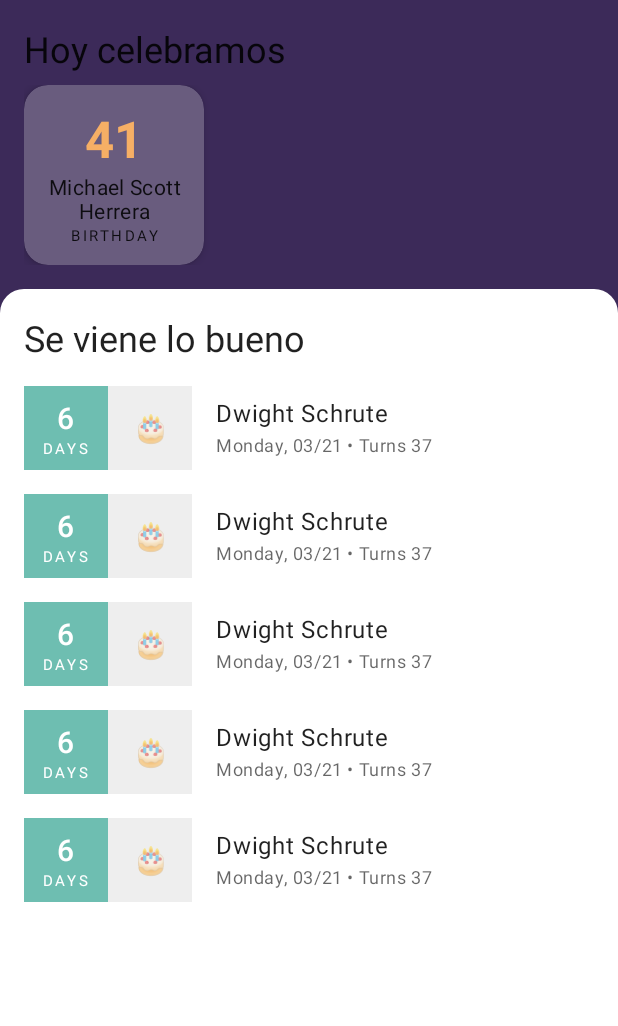
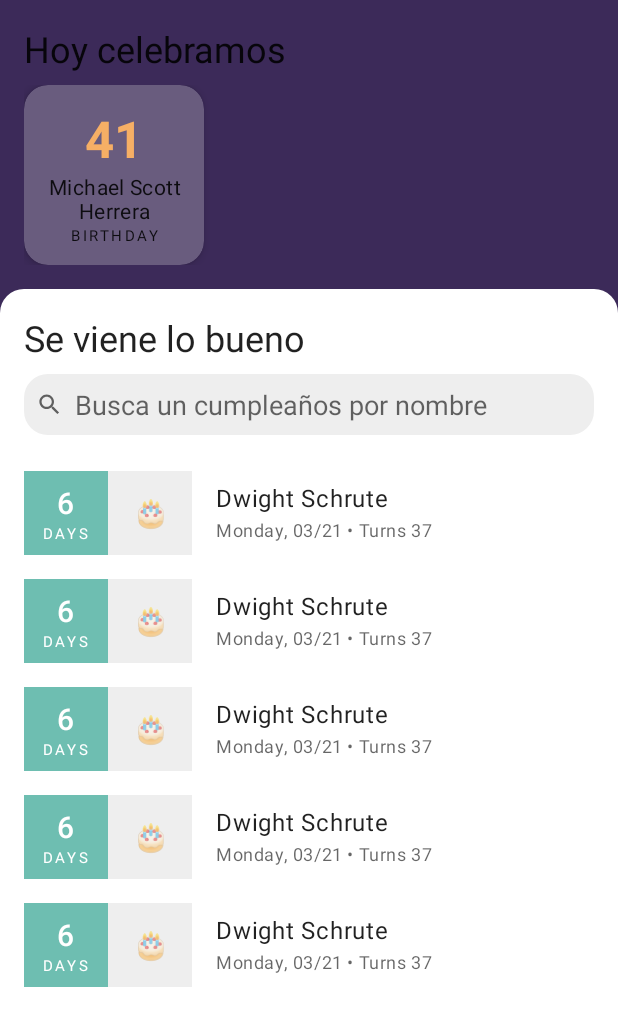
Before and after one commit to VictorHerreraO/bdates, an Android app: the layout fragment_event_list.xml on its own in the app's theme, with its tools: preview values and no code run, on a phone screen of 412 x 824 dp. Shown: the top 1026 px of the screen. Run offline under Robolectric (Android 15) with nearby library versions, the phone set to English and light mode, and no system bars; network calls fail.

Commit message:
Agregada barra de búsqueda

```diff
--- /dev/null
+++ b/app/src/main/res/drawable-night/background_search_bar.xml
@@ -0,0 +1,9 @@
+<?xml version="1.0" encoding="utf-8"?>
+<shape xmlns:android="http://schemas.android.com/apk/res/android"
+    android:shape="rectangle">
+    <stroke
+        android:width="1dp"
+        android:color="#AAAAAA" />
+    <solid android:color="?colorSurface" />
+    <corners android:radius="@dimen/dimen_16" />
+</shape>
--- /dev/null
+++ b/app/src/main/res/drawable/background_search_bar.xml
@@ -0,0 +1,6 @@
+<?xml version="1.0" encoding="utf-8"?>
+<shape xmlns:android="http://schemas.android.com/apk/res/android"
+    android:shape="rectangle">
+    <solid android:color="#EEEEEE" />
+    <corners android:radius="@dimen/dimen_16" />
+</shape>
--- /dev/null
+++ b/app/src/main/res/drawable/ic_baseline_search_18.xml
@@ -0,0 +1,5 @@
+<vector android:height="18dp" android:tint="?attr/colorControlNormal"
+    android:viewportHeight="24" android:viewportWidth="24"
+    android:width="18dp" xmlns:android="http://schemas.android.com/apk/res/android">
+    <path android:fillColor="@android:color/white" android:pathData="M15.5,14h-0.79l-0.28,-0.27C15.41,12.59 16,11.11 16,9.5 16,5.91 13.09,3 9.5,3S3,5.91 3,9.5 5.91,16 9.5,16c1.61,0 3.09,-0.59 4.23,-1.57l0.27,0.28v0.79l5,4.99L20.49,19l-4.99,-5zM9.5,14C7.01,14 5,11.99 5,9.5S7.01,5 9.5,5 14,7.01 14,9.5 11.99,14 9.5,14z"/>
+</vector>
--- a/app/src/main/res/layout/fragment_event_list.xml
+++ b/app/src/main/res/layout/fragment_event_list.xml
@@ -57,6 +57,22 @@
             android:layout_marginHorizontal="@dimen/dimen_16"
             android:text="Se viene lo bueno" />
 
+        <EditText
+            android:id="@+id/input_search"
+            android:layout_width="match_parent"
+            android:layout_height="wrap_content"
+            android:layout_marginHorizontal="@dimen/dimen_16"
+            android:layout_marginVertical="@dimen/dimen_8"
+            android:background="@drawable/background_search_bar"
+            android:drawableStart="@drawable/ic_baseline_search_18"
+            android:drawablePadding="@dimen/dimen_8"
+            android:gravity="center_vertical"
+            android:hint="Busca un cumpleaños por nombre"
+            android:imeOptions="actionSearch"
+            android:importantForAutofill="no"
+            android:inputType="text"
+            android:padding="@dimen/dimen_8" />
+
         <androidx.recyclerview.widget.RecyclerView
             android:id="@+id/recycler_events"
             android:layout_width="match_parent"
```
Also changed, not shown: app/src/main/java/com/soyvictorherrera/bdates/modules/eventList/di/EventListModule.kt (+7 -1 lines), app/src/main/java/com/soyvictorherrera/bdates/modules/eventList/domain/usecase/FilterEventListUseCase.kt (added, +22 -0 lines), app/src/main/java/com/soyvictorherrera/bdates/modules/eventList/framework/presentation/EventListViewModel.kt (+48 -22 lines), app/src/main/java/com/soyvictorherrera/bdates/modules/eventList/framework/ui/EventListFragment.kt (+28 -2 lines).
